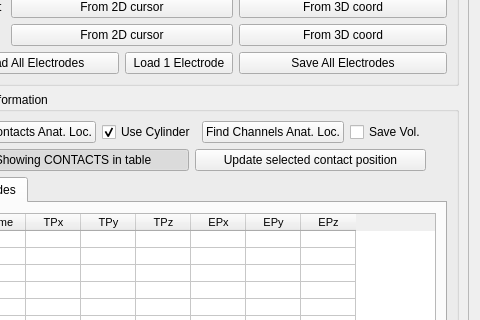
IbisNeuronav/IbisPluginsExtraSEEG, file SEEGAtlas/SEEGAtlasWidget.ui: the form before one commit; both pictures show x 84 to 564 and y 325 to 645 of the 564 by 1048 pixel window.
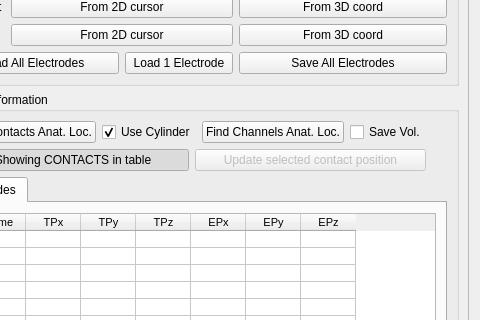
The form after the commit.

Commit message: Fix UI update contact position

What changed in the file:
```diff
--- a/SEEGAtlas/SEEGAtlasWidget.ui
+++ b/SEEGAtlas/SEEGAtlasWidget.ui
@@ -39,8 +39,8 @@
        <rect>
         <x>0</x>
         <y>0</y>
-        <width>544</width>
-        <height>1028</height>
+        <width>559</width>
+        <height>1014</height>
        </rect>
       </property>
       <layout class="QVBoxLayout" name="verticalLayout_9">
@@ -685,7 +685,7 @@
             <item>
              <widget class="QPushButton" name="pushButtonUpdateContactPosition">
               <property name="enabled">
-               <bool>true</bool>
+               <bool>false</bool>
               </property>
               <property name="toolTip">
                <string>&lt;html&gt;&lt;head/&gt;&lt;body&gt;&lt;p&gt;Update position of the currently selected contact in the table to cursor position&lt;/p&gt;&lt;/body&gt;&lt;/html&gt;</string>
```
The commit also changes 1 other file.
